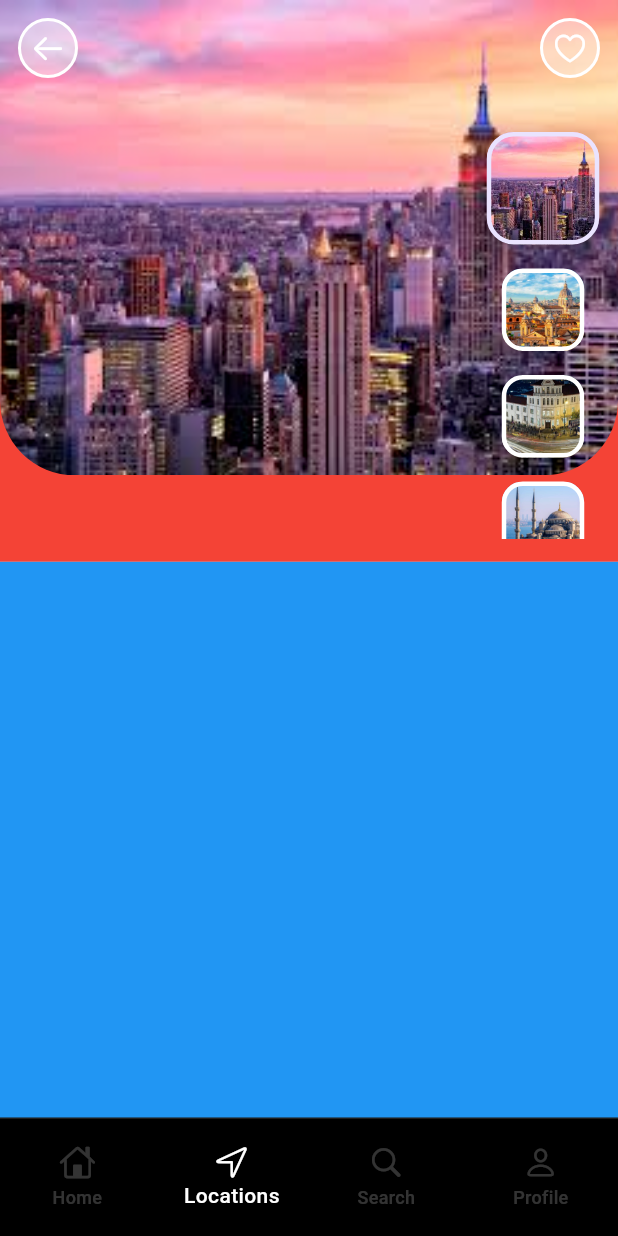
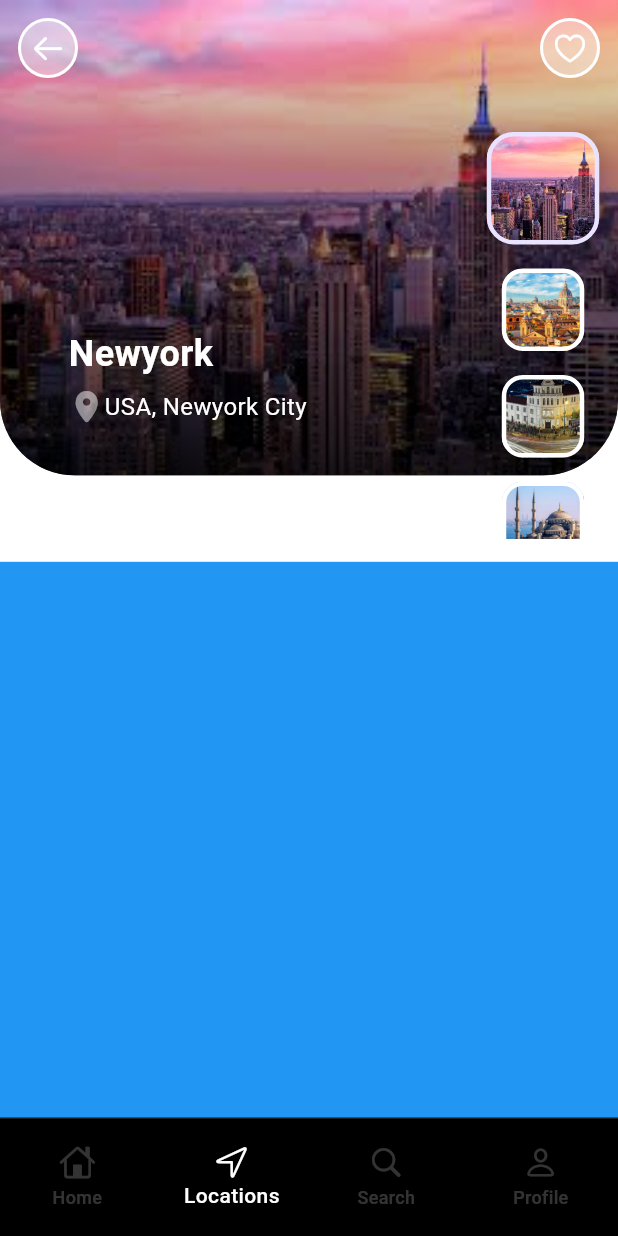
Before and after one commit to ardavan8102/safarbuddy, a Flutter app: the screen it shows after launch, item 2 of the bottom bar chosen, on a phone screen of 412 x 824 dp. Run offline on Flutter 3.47's test engine with Material 3 defaults, Android fonts, the phone set to English and light mode, and no system bars; Roboto replaces fonts that are missing (Poppins).

Commit message:
travel page : top section -> created

```diff
--- a/lib/ui/travel_page.dart
+++ b/lib/ui/travel_page.dart
@@ -26,14 +26,17 @@ class _TravelPageState extends State<TravelPage> {
         children: [
           // Top side
           Container(
-            color: Colors.red,
+            color: Colors.white,
             width: double.infinity,
             height: size.height / 2.2,
             child: Stack(
               children: [
 
-                // Location Big Image
+                // Background Big Image
                 mainBigImageContainer(size),
+
+                // Dark Overlay For Big Image
+                darkOverlayBackgroundImage(size),
 
                 // Appbar Icons
                 Positioned(
@@ -62,7 +65,12 @@ class _TravelPageState extends State<TravelPage> {
                   ),
                 ),
 
-                //
+                // Name & Location
+                Positioned(
+                  bottom: size.height / 9,
+                  left: size.width / 9,
+                  child: nameAndLocationText(),
+                ),
               ],
             ),
           ),
@@ -76,6 +84,68 @@ class _TravelPageState extends State<TravelPage> {
 
         ],
       ),
+    );
+  }
+
+
+  // Dark Overlay For Big Background Image
+  Positioned darkOverlayBackgroundImage(Size size) {
+    return Positioned(
+      top: 0,
+      right: 0,
+      left: 0,
+      child: Container(
+        width: double.infinity,
+        height: size.height / 2.6,
+        decoration: BoxDecoration(
+          gradient: LinearGradient(
+            colors: [
+              Colors.transparent,
+              Colors.black.withValues(alpha: 0.8),
+            ],
+            begin: .topCenter,
+            end: .bottomCenter,
+          ),
+          borderRadius: BorderRadius.only(
+            bottomLeft: Radius.circular(50),
+            bottomRight: Radius.circular(50)
+          ),
+        ),
+      ),
+    );
+  }
+
+  // Name & Location Text
+  Column nameAndLocationText() {
+    return Column(
+      spacing: 6,
+      crossAxisAlignment: .start,
+      children: [
+        Text(
+          travelList[_selectedIndex].name!,
+          style: TextStyle(
+            color: Colors.white,
+            fontSize: 24,
+            fontWeight: FontWeight.w600,
+          ),
+        ),
+        Row(
+          children: [
+            Icon(
+              CupertinoIcons.placemark_fill,
+              color: Colors.white.withValues(alpha: 0.5),
+            ),
+            Text(
+              travelList[_selectedIndex].location!,
+              style: TextStyle(
+                color: Colors.white,
+                fontSize: 16,
+                fontWeight: FontWeight.normal,
+              ),
+            ),
+          ],
+        ),
+      ],
     );
   }
 
@@ -137,7 +207,7 @@ class _TravelPageState extends State<TravelPage> {
     );
   }
 
-  // Main Big Image
+  // Main Big Image For Top Background
   Positioned mainBigImageContainer(Size size) {
     return Positioned(
       top: 0,
```
